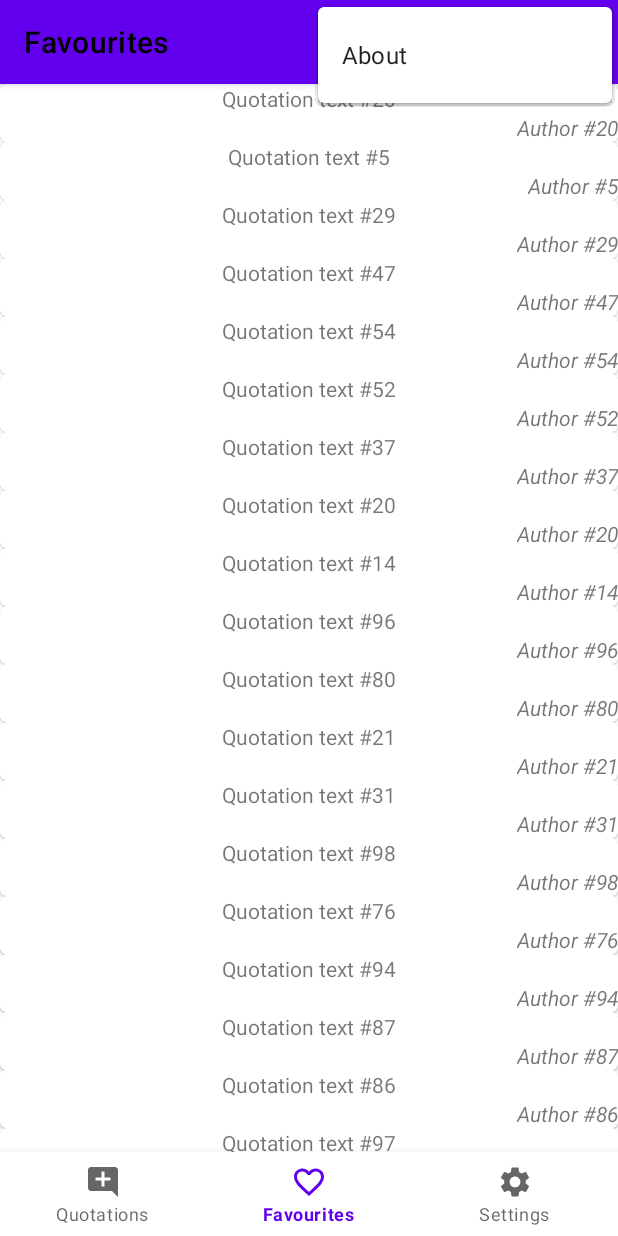
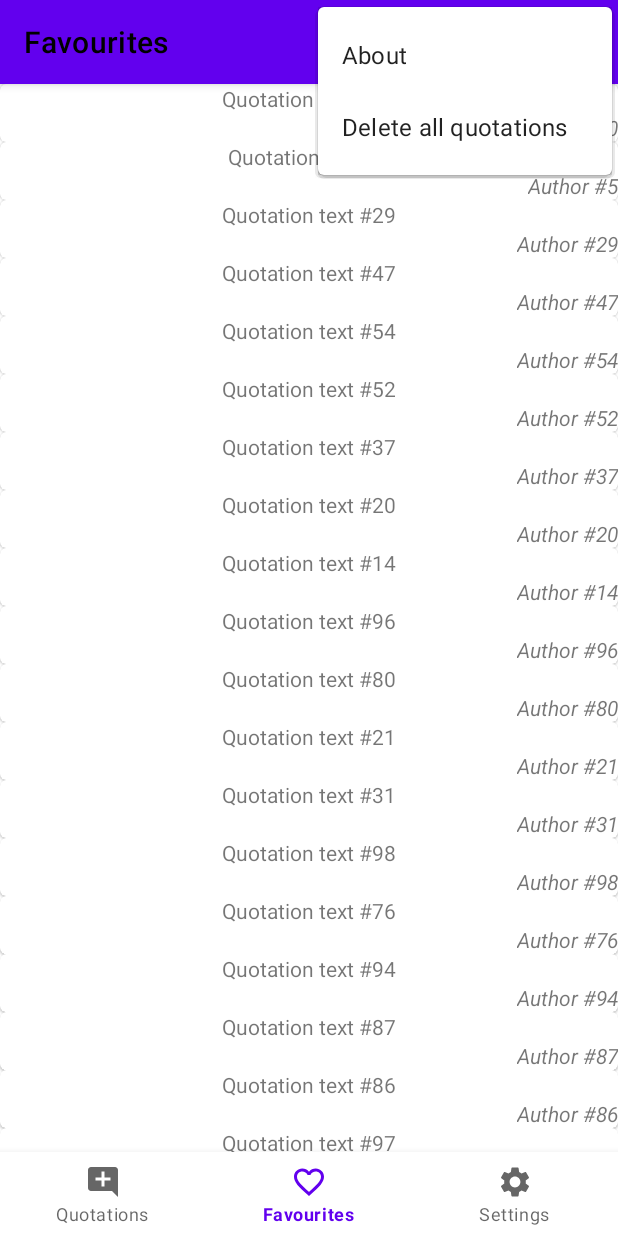
Before and after one commit to ZhuGH333/Pract1, an Android app: the FavouritesFragment screen opened through its navigation route, with the options menu open, on a phone screen of 412 x 824 dp. Run offline under Robolectric (Android 15) with nearby library versions, the light colour scheme and no system bars; our stand-ins replace navigation-ui; 3 statements that could not run were skipped.

Commit message:
Ejercicio 15

```diff
--- a/app/src/main/java/dadm/zyang/practica1/ui/favourites/FavouritesFragment.kt
+++ b/app/src/main/java/dadm/zyang/practica1/ui/favourites/FavouritesFragment.kt
@@ -1,16 +1,21 @@
 package dadm.zyang.practica1.ui.favourites
 
 import android.os.Bundle
+import android.view.Menu
+import android.view.MenuInflater
+import android.view.MenuItem
 import android.view.View
+import androidx.core.view.MenuProvider
 import androidx.fragment.app.Fragment
 import androidx.fragment.app.viewModels
+import androidx.lifecycle.Lifecycle
 import androidx.lifecycle.ViewModelProvider
 import androidx.recyclerview.widget.LinearLayoutManager
 import dadm.zyang.practica1.R
 import dadm.zyang.practica1.databinding.FragmentFavouritesBinding
 import dadm.zyang.practica1.databinding.FragmentNewQuotationBinding
 
-class FavouritesFragment: Fragment(R.layout.fragment_favourites) {
+class FavouritesFragment: Fragment(R.layout.fragment_favourites), DeleteAllDialogFragment.DeleteAllDialogListener, MenuProvider{
     private var _binding: FragmentFavouritesBinding? = null;
     private val binding get() = _binding!!
 
@@ -28,9 +33,48 @@ class FavouritesFragment: Fragment(R.layout.fragment_favourites) {
         viewModel.listaFavs.observe(viewLifecycleOwner) {
             adapter.submitList(it)
         }
+        requireActivity().addMenuProvider(this, viewLifecycleOwner, Lifecycle.State.RESUMED)
+
+        //observar
+        //la propiedad de visibilidad e invalidar el menú de opciones cuando cambie su valor –
+        //requireActivity().invalidateMenu(). Sobrescribe el método onPrepareMenu() para
+        //mostrar u ocultar el elemento de acción del menú de opciones en base al valor de la
+        //propiedad observada.
+        viewModel.isDeleteAllVisible.observe(viewLifecycleOwner) {
+            requireActivity().invalidateMenu()
+        }
+
     }
     override fun onDestroyView() {
         super.onDestroyView()
         _binding=null
     }
+
+    override fun onDeleteAllConfirmed() {
+        viewModel.deleteAllQuotation()
+    }
+
+    override fun onDeleteAllCancelled() {
+        // Do nothing
+    }
+
+    override fun onCreateMenu(menu: Menu, menuInflater: MenuInflater) {
+
+        menuInflater.inflate(R.menu.menu_favourites, menu)
+    }
+
+    override fun onMenuItemSelected(menuItem: MenuItem): Boolean {
+        return when (menuItem.itemId) {
+            R.id.menu_item_delete -> {
+                DeleteAllDialogFragment(this).show(childFragmentManager, null)
+                true
+            }
+            else -> false
+        }
+    }
+
+    override fun onPrepareMenu(menu: Menu) {
+        menu.findItem(R.id.menu_item_delete).isVisible = viewModel.isDeleteAllVisible.value ?: false
+        super.onPrepareMenu(menu)
+    }
 }
--- a/app/src/main/java/dadm/zyang/practica1/ui/favourites/FavouritesViewModel.kt
+++ b/app/src/main/java/dadm/zyang/practica1/ui/favourites/FavouritesViewModel.kt
@@ -2,12 +2,16 @@ package dadm.zyang.practica1.ui.favourites
 
 import androidx.lifecycle.LiveData
 import androidx.lifecycle.MutableLiveData
+import androidx.lifecycle.Transformations
 import androidx.lifecycle.ViewModel
 import dadm.zyang.practica1.domain.model.Quotation
 
 class FavouritesViewModel: ViewModel() {
     private val _listaFav = MutableLiveData<List<Quotation>>(getFavouritesQuotation())
     val listaFavs: LiveData<List<Quotation>> = _listaFav
+
+    val isDeleteAllVisible = Transformations.map(listaFavs) { it.isNotEmpty() }
+
 
     private fun getFavouritesQuotation(): List<Quotation> {
         val lista = mutableListOf<Quotation>()
@@ -17,4 +21,8 @@ class FavouritesViewModel: ViewModel() {
         }
         return lista
     }
+    fun deleteAllQuotation(){
+        _listaFav.value = emptyList()
+    }
+
 }
--- /dev/null
+++ b/app/src/main/res/drawable/baseline_delete_24.xml
@@ -0,0 +1,5 @@
+<vector android:height="24dp" android:tint="#71C157"
+    android:viewportHeight="24" android:viewportWidth="24"
+    android:width="24dp" xmlns:android="http://schemas.android.com/apk/res/android">
+    <path android:fillColor="@android:color/white" android:pathData="M6,19c0,1.1 0.9,2 2,2h8c1.1,0 2,-0.9 2,-2V7H6v12zM19,4h-3.5l-1,-1h-5l-1,1H5v2h14V4z"/>
+</vector>
--- /dev/null
+++ b/app/src/main/res/menu/menu_favourites.xml
@@ -0,0 +1,9 @@
+<?xml version="1.0" encoding="utf-8"?>
+<menu xmlns:android="http://schemas.android.com/apk/res/android"
+    xmlns:app="http://schemas.android.com/apk/res-auto">
+<item
+    android:id="@+id/menu_item_delete"
+    android:icon="@drawable/baseline_delete_24"
+    android:title="Delete all quotations"
+    app:showAsAction="never" />
+</menu>
--- a/app/src/main/res/values/strings.xml
+++ b/app/src/main/res/values/strings.xml
@@ -14,4 +14,8 @@
     <string name="refreshTitle">Refresh</string>
     <string name="quoteInFavourites" />
     <string name="authorInFavourites" />
+    <string name="titleDeleteAll">Delete all favourite quotations</string>
+    <string name="msgDeleteAll">Do you really want to delete all quotations?</string>
+    <string name="botoDialogPositive">Delete</string>
+    <string name="botoDialogNegative">Cancel</string>
 </resources>
```
Also changed, not shown: app/src/main/java/dadm/zyang/practica1/ui/favourites/DeleteAllDialogFragment.kt (added, +29 -0 lines).
